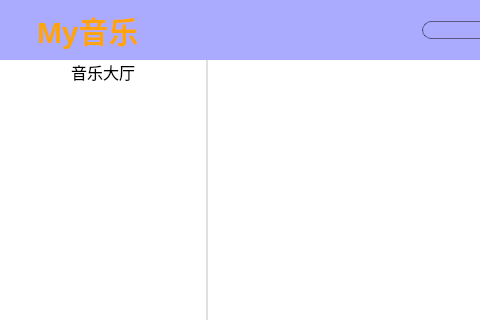
First picture: the form in Client/mainwindow.ui, repository qunigouming/MyMusic, before the edit; both pictures show x 0 to 480 and y 0 to 320 of the 1038 by 677 pixel window.
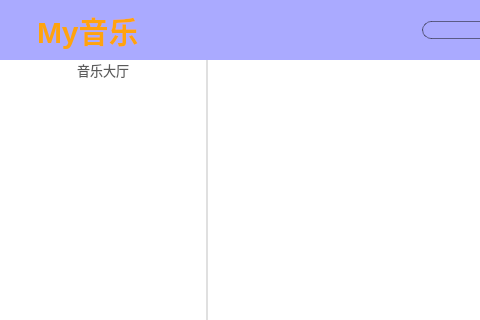
Second picture: the form after the edit. Icons and pictures are not drawn.

Diff of the .ui file:
```diff
--- a/Client/mainwindow.ui
+++ b/Client/mainwindow.ui
@@ -401,8 +401,27 @@
          <item>
           <widget class="QListWidget" name="functionList">
            <property name="styleSheet">
-            <string notr="true">border: 0;
-border-right: 2px solid rgb(224,224,224);</string>
+            <string notr="true">QListWidget {
+	border-style: none;
+	outline-style: none;
+	border-right: 2px solid rgb(224,224,224);
+}
+
+QListWidget::item {
+	font-weight: 300;
+	color: rgb(91, 91, 91);
+}
+
+QListWidget:item::selected {
+	font-weight: 500;
+	font-size: 13px;
+	color: #000;
+	background-color: rgb(246, 246, 246);
+}
+
+QListWidget:item::hover {
+	background-color: rgb(246, 246, 246);
+}</string>
            </property>
            <item>
             <property name="text">
@@ -410,7 +429,7 @@
             </property>
             <property name="font">
              <font>
-              <pointsize>12</pointsize>
+              <pointsize>10</pointsize>
              </font>
             </property>
             <property name="textAlignment">
```
Left out of the diff: 4 changed lines with no effect on the pictures.
